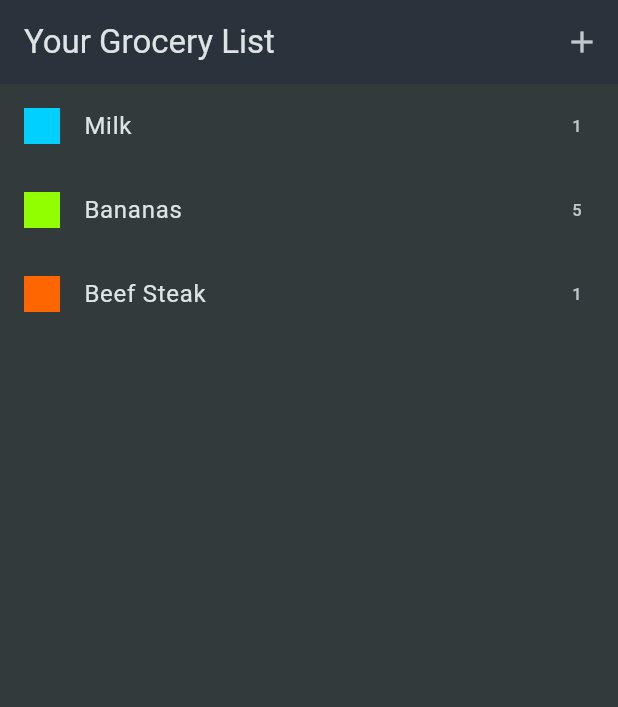
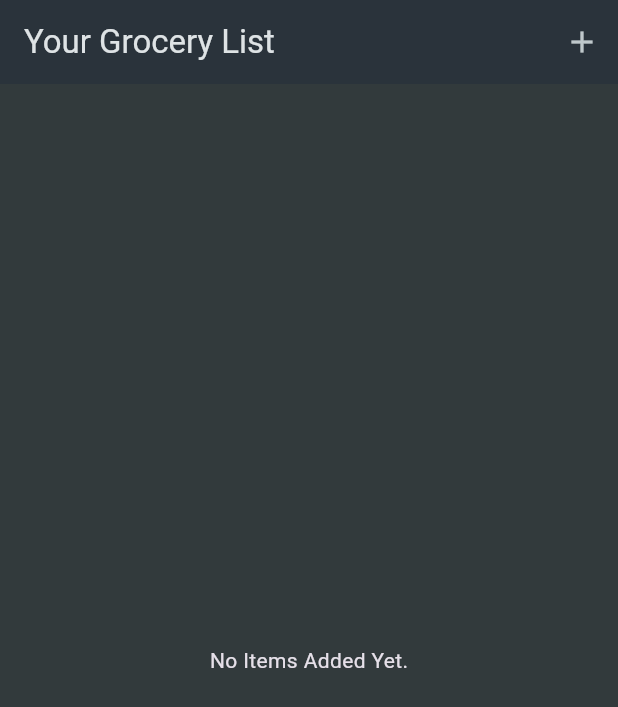
Before and after one commit to KrishKoria/Shopping-List-App, a Flutter app: the screen it shows after launch, on a phone screen of 412 x 824 dp. Shown: the top 707 px of the screen. Run offline on Flutter 3.47's test engine with Material 3 defaults, Android fonts, the phone set to English and light mode, and no system bars.

Commit message:
connected the input form to list screen, tried to use pushNamed only to send data to list screen, made it so that list items are dissmisible and added some text to show when list is empty, removed the dummy items file

```diff
--- a/lib/data/dummy_items.dart
+++ /dev/null
@@ -1,21 +0,0 @@
-import 'package:shopping_list_app/data/categories.dart';
-import 'package:shopping_list_app/models/category.dart';
-import 'package:shopping_list_app/models/grocery_item.dart';
-
-final groceryItems = [
-  GroceryItem(
-      id: 'a',
-      name: 'Milk',
-      quantity: 1,
-      category: categories[Categories.dairy]!),
-  GroceryItem(
-      id: 'b',
-      name: 'Bananas',
-      quantity: 5,
-      category: categories[Categories.fruit]!),
-  GroceryItem(
-      id: 'c',
-      name: 'Beef Steak',
-      quantity: 1,
-      category: categories[Categories.meat]!),
-];
--- a/lib/widgets/grocery_list.dart
+++ b/lib/widgets/grocery_list.dart
@@ -1,5 +1,5 @@
 import 'package:flutter/material.dart';
-import 'package:shopping_list_app/data/dummy_items.dart';
+import 'package:shopping_list_app/models/grocery_item.dart';
 
 class GroceryList extends StatefulWidget {
   const GroceryList({super.key});
@@ -9,34 +9,75 @@ class GroceryList extends StatefulWidget {
 }
 
 class _GroceryListState extends State<GroceryList> {
+  final List<GroceryItem> _groceryItems = [];
+  void _addItem() async {
+    final newItem =
+        await Navigator.of(context).pushNamed('/new-item') as GroceryItem;
+    setState(() {
+      _groceryItems.add(newItem);
+    });
+  }
+
+  void _deleteItem(GroceryItem item) {
+    setState(() {
+      _groceryItems.remove(item);
+    });
+  }
+
   @override
   Widget build(BuildContext context) {
+    Widget content = const Center(
+      child: Text("No Items Added Yet."),
+    );
+    if (_groceryItems.isNotEmpty) {
+      content = ListView.builder(
+        itemCount: _groceryItems.length,
+        itemBuilder: (context, index) => Dismissible(
+          onDismissed: (direction) {
+            _deleteItem(_groceryItems[index]);
+          },
+          key: ValueKey(_groceryItems[index].id),
+          child: ListTile(
+            leading: Container(
+              width: 24,
+              height: 24,
+              color: _groceryItems[index].category.color,
+            ),
+            title: Text(_groceryItems[index].name),
+            trailing: Text(
+              _groceryItems[index].quantity.toString(),
+            ),
+          ),
+        ),
+      );
+    }
+    // this is how we get the data from the new item screen using named routes
+    // final routeArgs =
+    //     ModalRoute.of(context)?.settings.arguments as Map<String, dynamic>?;
+    // if (routeArgs != null) {
+    //   final newItems = [
+    //     GroceryItem(
+    //       id: DateTime.now().toString(),
+    //       name: routeArgs['name'] ?? '',
+    //       quantity: routeArgs['quantity'] ?? 1,
+    //       category: routeArgs['category'] ?? categories[Categories.vegetables]!,
+    //     ),
+    //   ];
+    //   setState(() {
+    //     _groceryItems.addAll(newItems);
+    //   });
+    // }
     return Scaffold(
       appBar: AppBar(
         title: const Text('Your Grocery List'),
         actions: [
           IconButton(
             icon: const Icon(Icons.add),
-            onPressed: () {
-              Navigator.of(context).pushNamed('/new-item');
-            },
+            onPressed: _addItem,
           ),
         ],
       ),
-      body: ListView.builder(
-        itemCount: groceryItems.length,
-        itemBuilder: (context, index) => ListTile(
-          leading: Container(
-            width: 24,
-            height: 24,
-            color: groceryItems[index].category.color,
-          ),
-          title: Text(groceryItems[index].name),
-          trailing: Text(
-            groceryItems[index].quantity.toString(),
-          ),
-        ),
-      ),
+      body: content,
     );
   }
 }
```
Also changed, not shown: lib/screens/new_item.dart (+18 -0 lines).
